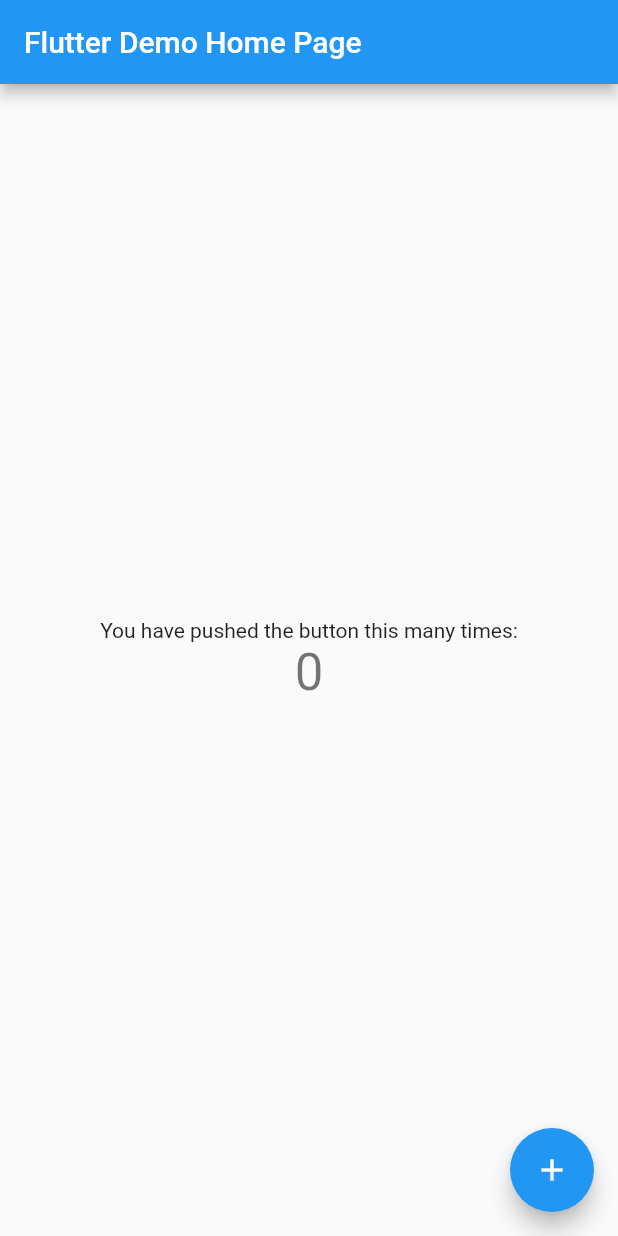
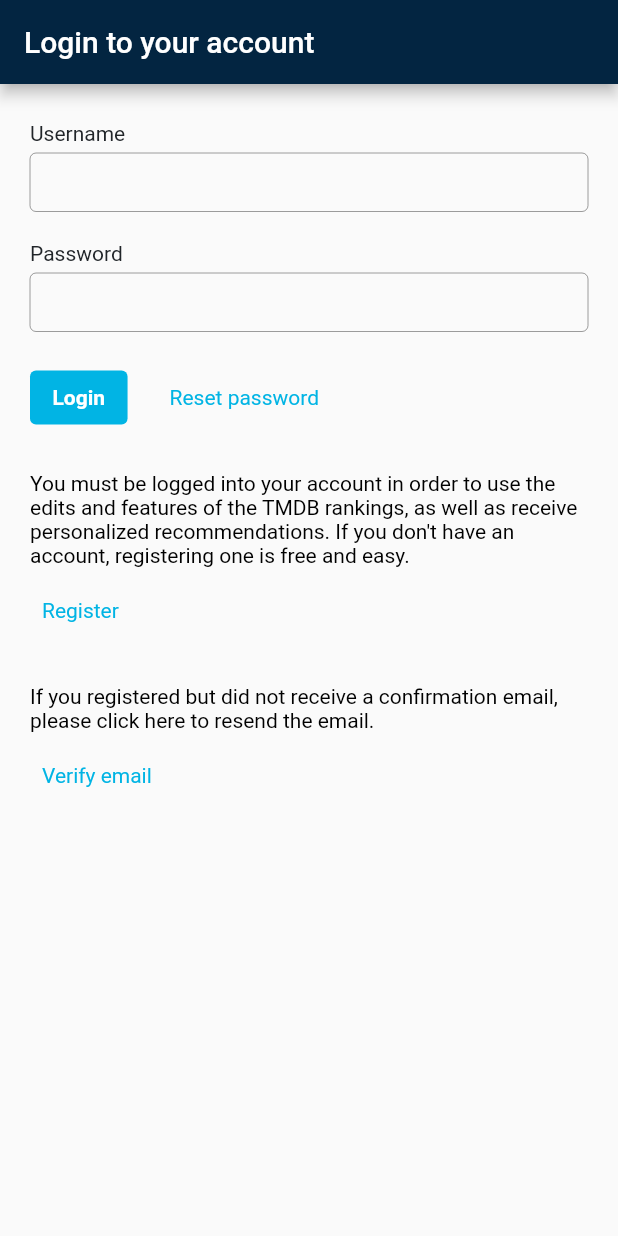
Before and after one commit to GarifullinII/movie_db, a Flutter app: the screen it shows after launch, on a phone screen of 412 x 824 dp. Run offline on Flutter 3.47's test engine with Material 2 defaults, Android fonts, the phone set to English and light mode, and no system bars.

Commit message:
added auth_widget

```diff
--- a/lib/main.dart
+++ b/lib/main.dart
@@ -1,4 +1,5 @@
 import 'package:flutter/material.dart';
+import 'package:movie_db/widgets/auth/auth_widget.dart';
 
 void main() {
   runApp(const MyApp());
@@ -7,109 +8,17 @@
 class MyApp extends StatelessWidget {
   const MyApp({Key? key}) : super(key: key);
 
-  // This widget is the root of your application.
   @override
   Widget build(BuildContext context) {
     return MaterialApp(
       title: 'Flutter Demo',
       theme: ThemeData(
-        // This is the theme of your application.
-        //
-        // Try running your application with "flutter run". You'll see the
-        // application has a blue toolbar. Then, without quitting the app, try
-        // changing the primarySwatch below to Colors.green and then invoke
-        // "hot reload" (press "r" in the console where you ran "flutter run",
-        // or simply save your changes to "hot reload" in a Flutter IDE).
-        // Notice that the counter didn't reset back to zero; the application
-        // is not restarted.
-        primarySwatch: Colors.blue,
+        appBarTheme: const AppBarTheme(
+          // изменяю цвет фона AppBar
+          backgroundColor: Color.fromRGBO(3, 37, 65, 1),
+        ),
       ),
-      home: const MyHomePage(title: 'Flutter Demo Home Page'),
+      home: const AuthWidget(),
     );
   }
 }
-
-class MyHomePage extends StatefulWidget {
-  const MyHomePage({Key? key, required this.title}) : super(key: key);
-
-  // This widget is the home page of your application. It is stateful, meaning
-  // that it has a State object (defined below) that contains fields that affect
-  // how it looks.
-
-  // This class is the configuration for the state. It holds the values (in this
-  // case the title) provided by the parent (in this case the App widget) and
-  // used by the build method of the State. Fields in a Widget subclass are
-  // always marked "final".
-
-  final String title;
-
-  @override
-  State<MyHomePage> createState() => _MyHomePageState();
-}
-
-class _MyHomePageState extends State<MyHomePage> {
-  int _counter = 0;
-
-  void _incrementCounter() {
-    setState(() {
-      // This call to setState tells the Flutter framework that something has
-      // changed in this State, which causes it to rerun the build method below
-      // so that the display can reflect the updated values. If we changed
-      // _counter without calling setState(), then the build method would not be
-      // called again, and so nothing would appear to happen.
-      _counter++;
-    });
-  }
-
-  @override
-  Widget build(BuildContext context) {
-    // This method is rerun every time setState is called, for instance as done
-    // by the _incrementCounter method above.
-    //
-    // The Flutter framework has been optimized to make rerunning build methods
-    // fast, so that you can just rebuild anything that needs updating rather
-    // than having to individually change instances of widgets.
-    return Scaffold(
-      appBar: AppBar(
-        // Here we take the value from the MyHomePage object that was created by
-        // the App.build method, and use it to set our appbar title.
-        title: Text(widget.title),
-      ),
-      body: Center(
-        // Center is a layout widget. It takes a single child and positions it
-        // in the middle of the parent.
-        child: Column(
-          // Column is also a layout widget. It takes a list of children and
-          // arranges them vertically. By default, it sizes itself to fit its
-          // children horizontally, and tries to be as tall as its parent.
-          //
-          // Invoke "debug painting" (press "p" in the console, choose the
-          // "Toggle Debug Paint" action from the Flutter Inspector in Android
-          // Studio, or the "Toggle Debug Paint" command in Visual Studio Code)
-          // to see the wireframe for each widget.
-          //
-          // Column has various properties to control how it sizes itself and
-          // how it positions its children. Here we use mainAxisAlignment to
-          // center the children vertically; the main axis here is the vertical
-          // axis because Columns are vertical (the cross axis would be
-          // horizontal).
-          mainAxisAlignment: MainAxisAlignment.center,
-          children: <Widget>[
-            const Text(
-              'You have pushed the button this many times:',
-            ),
-            Text(
-              '$_counter',
-              style: Theme.of(context).textTheme.headline4,
-            ),
-          ],
-        ),
-      ),
-      floatingActionButton: FloatingActionButton(
-        onPressed: _incrementCounter,
-        tooltip: 'Increment',
-        child: const Icon(Icons.add),
-      ), // This trailing comma makes auto-formatting nicer for build methods.
-    );
-  }
-}
--- /dev/null
+++ b/lib/theme/app_button_style.dart
@@ -0,0 +1,13 @@
+import 'package:flutter/material.dart';
+
+abstract class AppButtonStyle {
+   static final ButtonStyle linkButton = ButtonStyle(
+    foregroundColor: MaterialStateProperty.all(const Color(0xFF01B4E4)),
+    textStyle: MaterialStateProperty.all(
+      const TextStyle(
+        fontSize: 14,
+        fontWeight: FontWeight.w400,
+      ),
+    ),
+  );
+}
--- /dev/null
+++ b/lib/widgets/auth/auth_widget.dart
@@ -0,0 +1,239 @@
+import 'package:flutter/material.dart';
+import 'package:movie_db/theme/app_button_style.dart';
+
+class AuthWidget extends StatefulWidget {
+  const AuthWidget({Key? key}) : super(key: key);
+
+  @override
+  _AuthWidgetState createState() => _AuthWidgetState();
+}
+
+class _AuthWidgetState extends State<AuthWidget> {
+  @override
+  Widget build(BuildContext context) {
+    return Scaffold(
+      appBar: AppBar(
+        title: const Text(
+          'Login to your account',
+        ),
+      ),
+      body: ListView(
+        children: const [
+          _HeaderWidget(),
+        ],
+      ),
+    );
+  }
+}
+
+class _FormWidget extends StatefulWidget {
+  const _FormWidget({Key? key}) : super(key: key);
+
+  @override
+  _FormWidgetState createState() => _FormWidgetState();
+}
+
+class _FormWidgetState extends State<_FormWidget> {
+  // два контроллера
+  final _loginTextController = TextEditingController();
+  final _passwordTextController = TextEditingController();
+  String? errorText = null;
+
+  @override
+  Widget build(BuildContext context) {
+    // выношу схожие стили для текста в const
+    const textStyle = TextStyle(
+      fontSize: 14,
+      color: Color(0xFF212529),
+    );
+
+    // задаю цвет рамки для активного input
+    const color = Color(0xFF01B4E4);
+
+    // выношу схожие стили для input decoration
+    const inputDecoration = InputDecoration(
+      border: OutlineInputBorder(),
+      // устанавливаю padding для вводимого текста
+      contentPadding: EdgeInsets.symmetric(
+        horizontal: 10,
+        vertical: 10, // после изменения isCollapsed, меняю вертикальные отступы
+      ),
+      // уменьшаю отступ вводимого теста по вертикали
+      isCollapsed: true,
+      focusedBorder: OutlineInputBorder(
+        borderSide: BorderSide(
+          color: color,
+        ),
+      ),
+    );
+
+    final errorText = this.errorText;
+
+    return Column(
+      crossAxisAlignment: CrossAxisAlignment.start,
+      children: [
+        if (errorText != null) ...[
+          Text(
+            errorText,
+            style: const TextStyle(
+              color: Colors.red,
+              fontSize: 14,
+            ),
+          ),
+          const SizedBox(
+            height: 20,
+          ),
+        ],
+        const Text(
+          'Username',
+          style: textStyle,
+        ),
+        const SizedBox(
+          height: 5,
+        ),
+        TextField(
+          controller: _loginTextController,
+          decoration: inputDecoration,
+        ),
+        const SizedBox(
+          height: 20,
+        ),
+        const Text(
+          'Password',
+          style: textStyle,
+        ),
+        const SizedBox(
+          height: 5,
+        ),
+        TextField(
+          controller: _passwordTextController,
+          decoration: inputDecoration,
+          // скрываю вводимые данные
+          obscureText: true,
+        ),
+        const SizedBox(
+          height: 20,
+        ),
+        Row(
+          children: [
+            TextButton(
+              onPressed: _auth,
+              style: ButtonStyle(
+                padding: MaterialStateProperty.all(
+                  const EdgeInsets.symmetric(
+                    horizontal: 15,
+                    vertical: 8,
+                  ),
+                ),
+                backgroundColor: MaterialStateProperty.all(color),
+                foregroundColor: MaterialStateProperty.all(Colors.white),
+                textStyle: MaterialStateProperty.all(
+                  const TextStyle(
+                    fontSize: 14,
+                    fontWeight: FontWeight.w700,
+                  ),
+                ),
+              ),
+              child: const Text(
+                'Login',
+              ),
+            ),
+            const SizedBox(
+              width: 20,
+            ),
+            TextButton(
+              onPressed: _resetPassword,
+              style: AppButtonStyle.linkButton,
+              child: const Text(
+                'Reset password',
+              ),
+            ),
+          ],
+        ),
+      ],
+    );
+  }
+
+  void _auth() {
+    final login = _loginTextController.text;
+    final password = _passwordTextController.text;
+
+    if (login == 'admin' && password == 'admin') {
+      errorText = null;
+      print('open app');
+    } else {
+      errorText = 'Invalid login or password';
+      print('show error');
+    }
+    setState(() {});
+  }
+
+  void _resetPassword() {
+    print('reset password');
+  }
+}
+
+class _HeaderWidget extends StatelessWidget {
+  const _HeaderWidget({Key? key}) : super(key: key);
+
+  @override
+  Widget build(BuildContext context) {
+    // выношу схожие стили для текста в const
+    const textStyle = TextStyle(
+      fontSize: 14,
+      color: Colors.black,
+    );
+
+    return Padding(
+      padding: const EdgeInsets.symmetric(
+        horizontal: 20,
+      ),
+      child: Column(
+        crossAxisAlignment: CrossAxisAlignment.start,
+        children: [
+          const SizedBox(
+            height: 25,
+          ),
+          const _FormWidget(),
+          const SizedBox(
+            height: 25,
+          ),
+          const Text(
+            "You must be logged into your account in order to use the edits and features of the TMDB rankings, as well as receive personalized recommendations. If you don't have an account, registering one is free and easy.",
+            style: textStyle,
+          ),
+          const SizedBox(
+            height: 5,
+          ),
+          TextButton(
+            onPressed: () {},
+            child: const Text(
+              'Register',
+            ),
+            style: AppButtonStyle.linkButton,
+          ),
+          const SizedBox(
+            height: 25,
+          ),
+          const Text(
+            "If you registered but did not receive a confirmation email, please click here to resend the email.",
+            style: textStyle,
+          ),
+          const SizedBox(
+            height: 5,
+          ),
+          TextButton(
+            onPressed: () {},
+            child: const Text(
+              'Verify email',
+            ),
+            style: AppButtonStyle.linkButton,
+          ),
+          const SizedBox(
+            height: 25,
+          ),
+        ],
+      ),
+    );
+  }
+}
```
